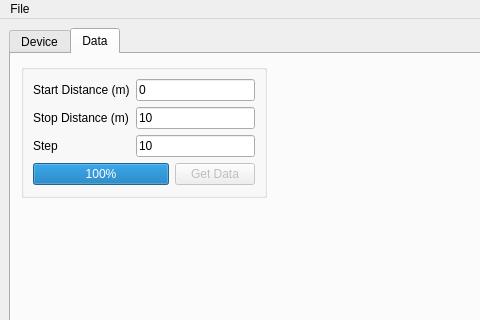
Old version of the form display2.ui in the repository hafizosina/Program-Skripsi; both pictures show x 0 to 480 and y 0 to 320 of the 816 by 638 pixel window.
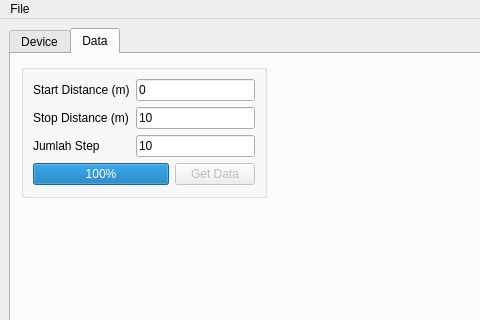
New version of the form. The open tabs and pages were chosen to show the change.

```diff
--- a/display2.ui
+++ b/display2.ui
@@ -307,7 +307,7 @@
          <item row="2" column="0">
           <widget class="QLabel" name="label_8">
            <property name="text">
-            <string>Step</string>
+            <string>Jumlah Step</string>
            </property>
           </widget>
          </item>
```
Left out of the diff: 16 changed lines with no effect on the pictures.
